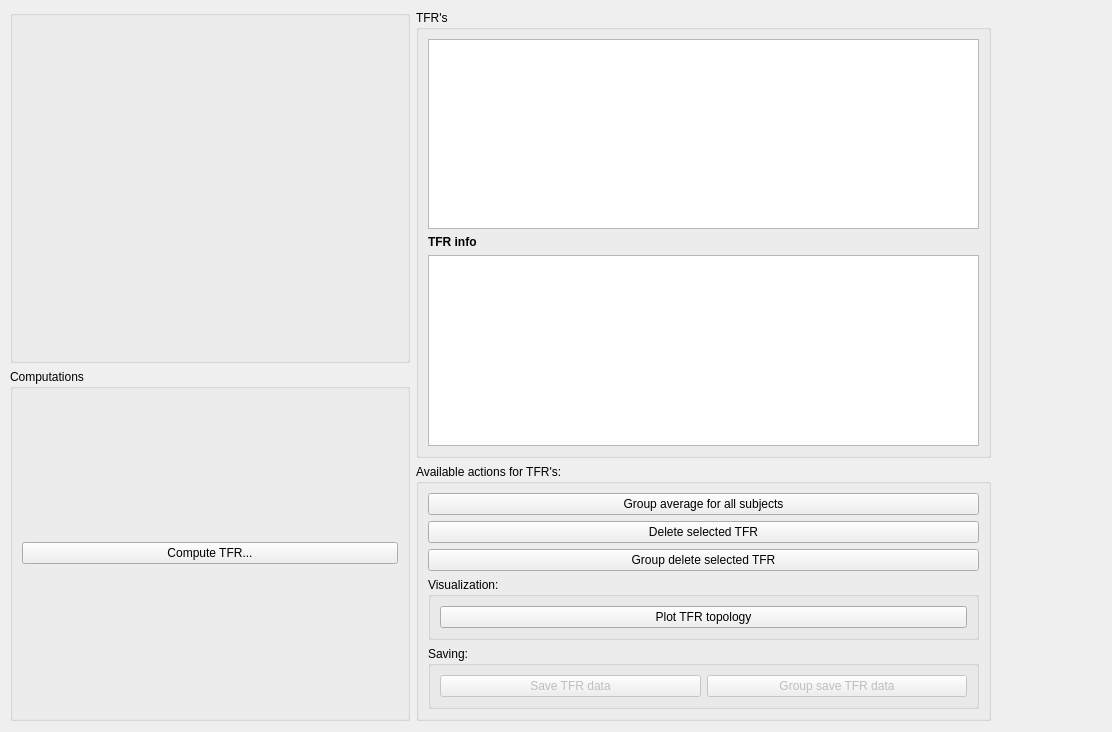
Old version of the form designer_ui_files/mainWindowTabInducedUi.ui in the repository cibr-jyu/meggie.
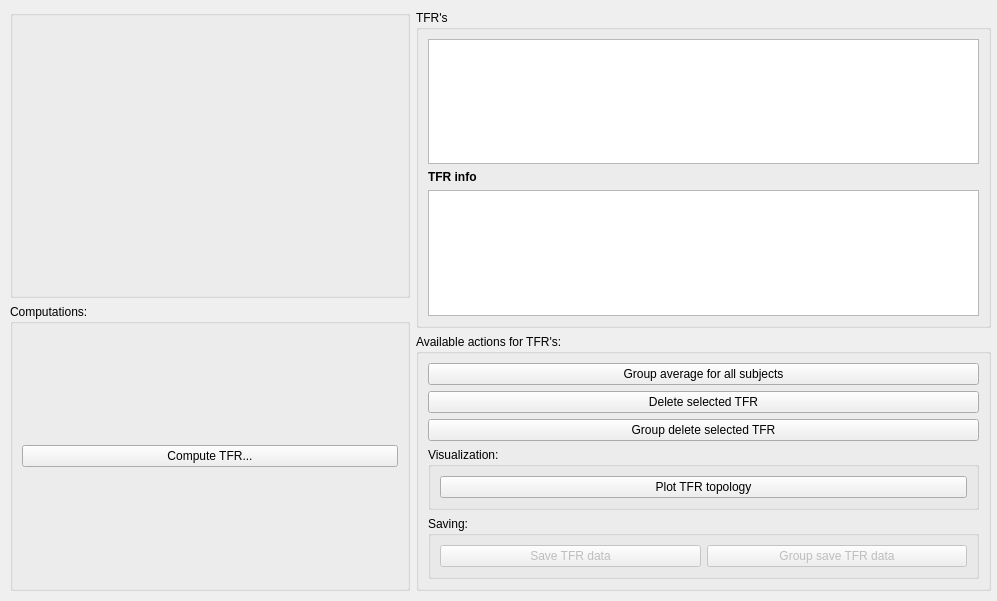
New version of the form.

Diff of the .ui file:
```diff
--- a/designer_ui_files/mainWindowTabInducedUi.ui
+++ b/designer_ui_files/mainWindowTabInducedUi.ui
@@ -6,8 +6,8 @@
    <rect>
     <x>0</x>
     <y>0</y>
-    <width>1112</width>
-    <height>732</height>
+    <width>997</width>
+    <height>601</height>
    </rect>
   </property>
   <property name="windowTitle">
@@ -19,7 +19,7 @@
      <x>10</x>
      <y>10</y>
      <width>981</width>
-     <height>711</height>
+     <height>581</height>
     </rect>
    </property>
    <layout class="QGridLayout" name="gridLayout_15">
@@ -44,7 +44,7 @@
          </size>
         </property>
         <property name="title">
-         <string>Computations</string>
+         <string>Computations:</string>
         </property>
         <layout class="QGridLayout" name="gridLayout_2">
          <item row="0" column="0">
```
